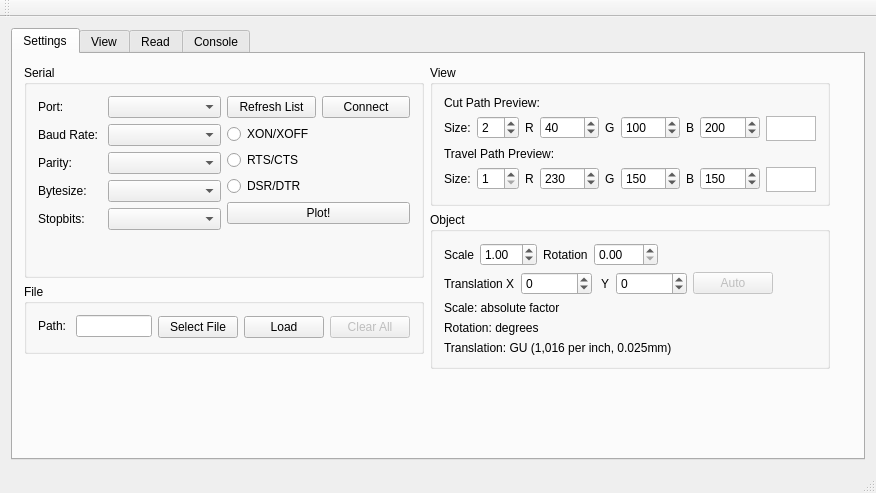
Above: mainwindow.ui from makerslocal/localplot before the change. Below: the same form after it.
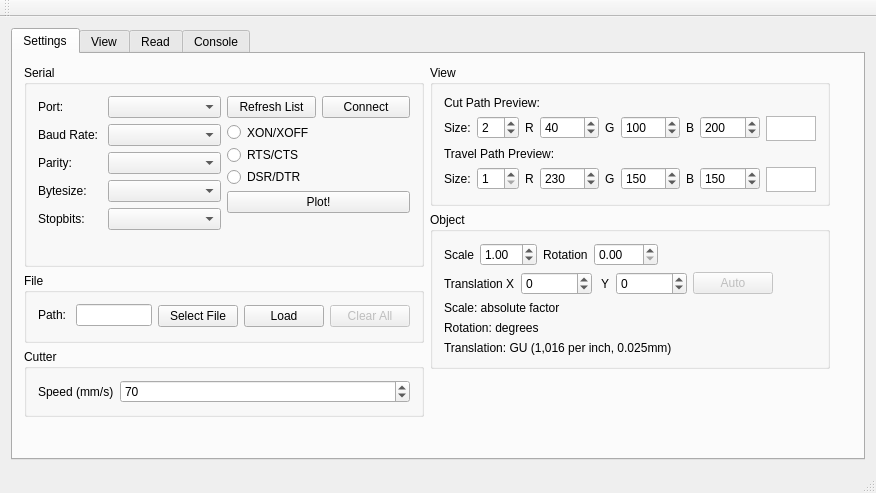
That is the form after the change.

Commit message: Bugfix: incremental serial output Only implemented for Linux right now. Includes a setting for the cutter's mm/s speed, which controls a delay between each pen command being output.

What changed in the file:
```diff
--- a/mainwindow.ui
+++ b/mainwindow.ui
@@ -236,6 +236,39 @@
             </layout>
            </widget>
           </item>
+          <item>
+           <widget class="QGroupBox" name="groupBox_cutter">
+            <property name="title">
+             <string>Cutter</string>
+            </property>
+            <layout class="QHBoxLayout" name="horizontalLayout_10">
+             <item>
+              <layout class="QFormLayout" name="formLayout_15">
+               <item row="0" column="0">
+                <widget class="QLabel" name="label_23">
+                 <property name="text">
+                  <string>Speed (mm/s)</string>
+                 </property>
+                </widget>
+               </item>
+               <item row="0" column="1">
+                <widget class="QSpinBox" name="spinBox_cutterSpeed">
+                 <property name="minimum">
+                  <number>1</number>
+                 </property>
+                 <property name="maximum">
+                  <number>999</number>
+                 </property>
+                 <property name="value">
+                  <number>70</number>
+                 </property>
+                </widget>
+               </item>
+              </layout>
+             </item>
+            </layout>
+           </widget>
+          </item>
           <item>
            <spacer name="verticalSpacer">
             <property name="orientation">
```
The commit also changes 4 other files.
